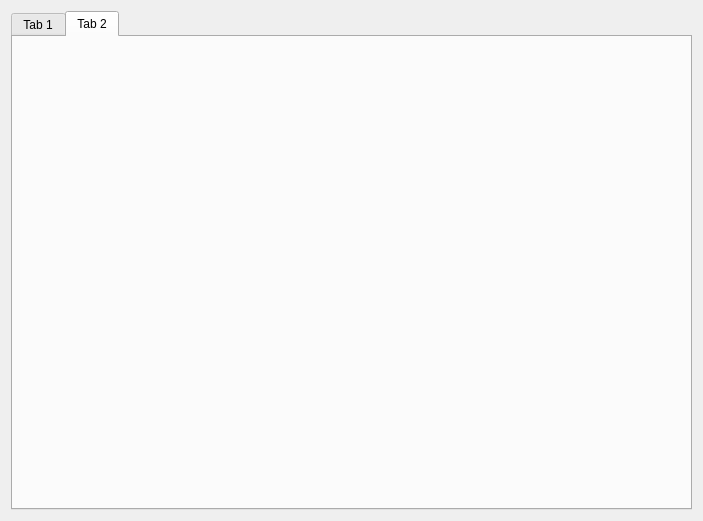
This is Dhia/stats.ui in dhiaabdelli1/Wedding_planner_2A1 as Qt 5 draws it before an edit. The edited form follows.
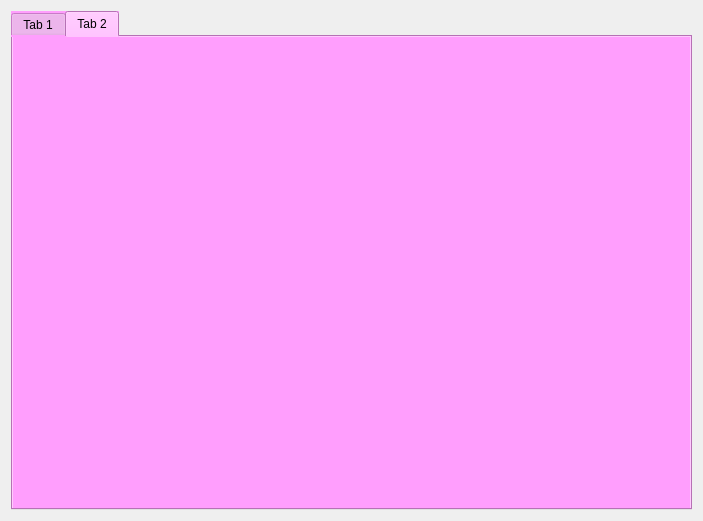
This is the edited form. The open tabs and pages were chosen to show the change.

The edit to the form file:
```diff
--- a/Dhia/stats.ui
+++ b/Dhia/stats.ui
@@ -16,6 +16,12 @@
   <layout class="QHBoxLayout" name="horizontalLayout_2">
    <item>
     <widget class="QTabWidget" name="tabWidget">
+     <property name="styleSheet">
+      <string notr="true">background-color: rgb(255, 158, 253);
+font: 8pt &quot;Forte&quot;;
+color:rgb(0,0,0);
+</string>
+     </property>
      <property name="currentIndex">
       <number>0</number>
      </property>
```
Left out of the diff: 2 changed lines with no effect on the pictures.
